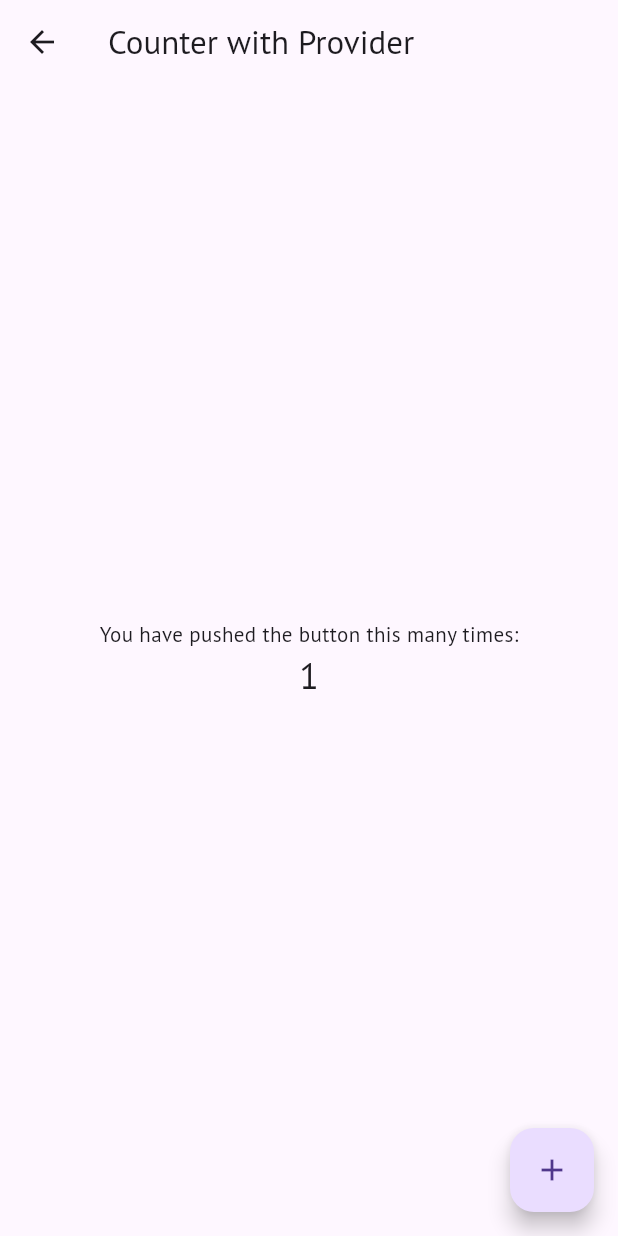
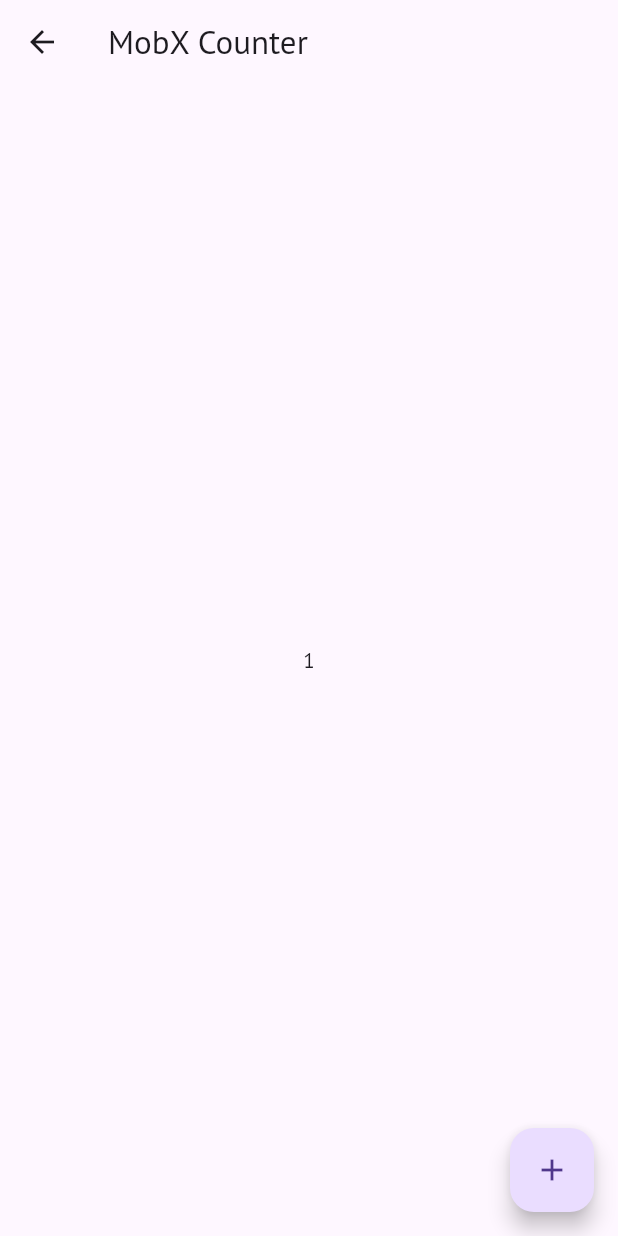
Before and after one commit to arthurpasqualon/flutter_learning, a Flutter app: the CustomDrawer widget shown alone on an empty page, opened directly, after a tap on "Numbers Provider", after a tap on the "add" icon, on a phone screen of 412 x 824 dp. Run offline on Flutter 3.47's test engine with Material 3 defaults, Android fonts, the phone set to English and light mode, and no system bars; our stand-ins replace animated_text_kit, auto_size_text, battery_plus, brasil_fields, connectivity_plus, convert and 15 more; accounts and stored records are empty; generated files the repository leaves out were written again; network calls fail.

Commit message:
Add mobx example

```diff
--- /dev/null
+++ b/learn_app/lib/pages/counter_page_mobx.dart
@@ -0,0 +1,35 @@
+import 'package:flutter/material.dart';
+import 'package:flutter_mobx/flutter_mobx.dart';
+import 'package:learn_app/store/counter_mobx_store.dart';
+
+class CounterPageMobx extends StatelessWidget {
+  final CounterMobxStore counterService = CounterMobxStore();
+
+  CounterPageMobx({super.key});
+
+  @override
+  Widget build(BuildContext context) {
+    return Scaffold(
+      appBar: AppBar(
+        title: const Text('MobX Counter'),
+      ),
+      body: Center(
+        child: Column(
+          mainAxisAlignment: MainAxisAlignment.center,
+          children: <Widget>[
+            Observer(
+              builder: (_) => Text(
+                '${counterService.counter}',
+              ),
+            ),
+          ],
+        ),
+      ),
+      floatingActionButton: FloatingActionButton(
+        onPressed: counterService.increment,
+        tooltip: 'Increment',
+        child: const Icon(Icons.add),
+      ),
+    );
+  }
+}
--- /dev/null
+++ b/learn_app/lib/store/counter_mobx_store.dart
@@ -0,0 +1,14 @@
+import 'package:mobx/mobx.dart';
+part 'counter_mobx_store.g.dart';
+
+class CounterMobxStore = _CounterMobxStore with _$CounterMobxStore;
+
+abstract class _CounterMobxStore with Store {
+  @observable
+  int counter = 0;
+
+  @action
+  void increment() {
+    counter++;
+  }
+}
--- a/learn_app/lib/widgets/custom_drawer.dart
+++ b/learn_app/lib/widgets/custom_drawer.dart
@@ -1,5 +1,6 @@
 import 'package:flutter/material.dart';
 import 'package:learn_app/pages/auto_size_text.dart';
+import 'package:learn_app/pages/counter_page_mobx.dart';
 import 'package:learn_app/pages/imc_calc_page.dart';
 import 'package:learn_app/pages/login_page.dart';
 import 'package:learn_app/pages/profile.dart';
@@ -155,7 +156,7 @@
                 onTap: () {
                   Navigator.pop(context);
                   Navigator.push(context, MaterialPageRoute(builder: (context) {
-                    return const CounterPageProvider();
+                    return CounterPageMobx();
                   }));
                 },
                 child: Container(
--- a/learn_app/pubspec.yaml
+++ b/learn_app/pubspec.yaml
@@ -62,6 +62,8 @@
   image_picker: ^1.0.7
   image_cropper: ^5.0.1
   provider: ^6.1.1
+  mobx: ^2.3.0+1
+  flutter_mobx: ^2.2.0+2
 
 flutter_launcher_icons:
   android: "launcher_icon"
@@ -88,6 +90,7 @@
     sdk: flutter
   hive_generator: ^2.0.1
   build_runner: ^2.4.8
+  mobx_codegen: ^2.6.0+1
 
   # The "flutter_lints" package below contains a set of recommended lints to
   # encourage good coding practices. The lint set provided by the package is
```
Also changed, not shown: learn_app/lib/repositories/tasks/task_repository_hive.dart (renamed from learn_app/lib/repositories/task_repository.dart, +4 -4 lines), learn_app/lib/store/counter_mobx_store.g.dart (added), learn_app/pubspec.lock.
